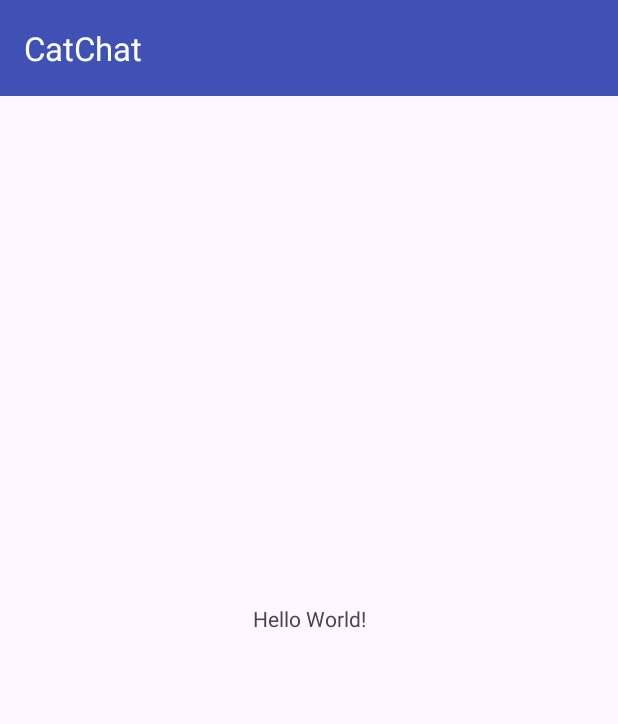
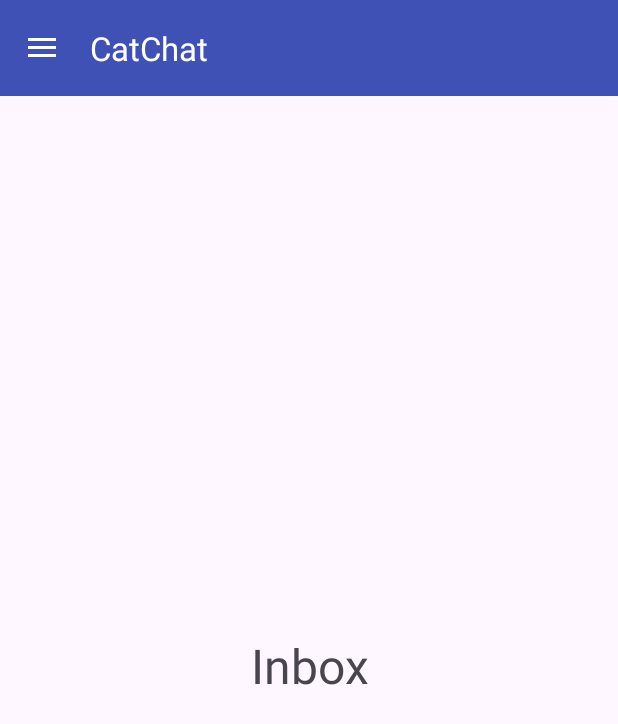
Before and after one commit to Aleksei-L/CatChat, an Android app: the screen it shows after launch (MainActivity), on a phone screen of 412 x 824 dp. Shown: the top 724 px of the screen. Run offline under Robolectric (Android 15) with nearby library versions, the phone set to English and light mode, and no system bars.

Commit message:
Added panel

```diff
--- a/app/src/main/java/com/example/catchat/MainActivity.kt
+++ b/app/src/main/java/com/example/catchat/MainActivity.kt
@@ -1,12 +1,73 @@
 package com.example.catchat
 
+import android.content.Intent
 import android.os.Bundle
+import android.view.MenuItem
+import androidx.appcompat.app.ActionBarDrawerToggle
 import androidx.appcompat.app.AppCompatActivity
+import androidx.appcompat.widget.Toolbar
+import androidx.core.view.GravityCompat
+import androidx.drawerlayout.widget.DrawerLayout
+import androidx.fragment.app.Fragment
+import androidx.fragment.app.FragmentTransaction
+import com.example.catchat.fragment.DraftsFragment
+import com.example.catchat.fragment.InboxFragment
+import com.example.catchat.fragment.SentItemsFragment
+import com.example.catchat.fragment.TrashFragment
+import com.google.android.material.navigation.NavigationView
 
-class MainActivity : AppCompatActivity() {
+class MainActivity : AppCompatActivity(), NavigationView.OnNavigationItemSelectedListener {
 	override fun onCreate(savedInstanceState: Bundle?) {
 		super.onCreate(savedInstanceState)
 		setContentView(R.layout.activity_main)
-		setSupportActionBar(findViewById(R.id.toolbar_main))
+		val toolbar: Toolbar = findViewById(R.id.toolbar_main)
+		setSupportActionBar(toolbar)
+
+		val frag: Fragment = InboxFragment()
+		val ft: FragmentTransaction = supportFragmentManager.beginTransaction()
+		ft.add(R.id.content_frame, frag)
+		ft.commit()
+
+		val drawer: DrawerLayout = findViewById(R.id.drawer_layout)
+		val toggle = ActionBarDrawerToggle(this, drawer, toolbar, R.string.nav_open_drawer, R.string.nav_close_drawer)
+		drawer.addDrawerListener(toggle)
+		toggle.syncState()
+
+		val navigationView: NavigationView = findViewById(R.id.nav_view)
+		navigationView.setNavigationItemSelectedListener(this)
+	}
+
+	override fun onNavigationItemSelected(item: MenuItem): Boolean {
+		val id = item.itemId
+		var fragment: Fragment? = null
+		var intent: Intent? = null
+
+		when (id) {
+			R.id.nav_drafts -> fragment = DraftsFragment()
+			R.id.nav_sent -> fragment = SentItemsFragment()
+			R.id.nav_trash -> fragment = TrashFragment()
+			R.id.nav_help -> intent = Intent(this, HelpActivity::class.java)
+			R.id.nav_feedback -> intent = Intent(this, FeedbackActivity::class.java)
+			else -> fragment = InboxFragment()
+		}
+
+		if (fragment != null) {
+			val ft = supportFragmentManager.beginTransaction()
+			ft.replace(R.id.content_frame, fragment)
+			ft.commit()
+		}
+		else {
+			startActivity(intent)
+		}
+		findViewById<DrawerLayout>(R.id.drawer_layout).closeDrawer(GravityCompat.START)
+		return true
+	}
+
+	override fun onBackPressed() {
+		val drawer: DrawerLayout = findViewById(R.id.drawer_layout)
+		if (drawer.isDrawerOpen(GravityCompat.START))
+			drawer.closeDrawer(GravityCompat.START)
+		else
+			super.onBackPressed()
 	}
 }
--- /dev/null
+++ b/app/src/main/res/drawable/round_delete_24.xml
@@ -0,0 +1,10 @@
+<vector xmlns:android="http://schemas.android.com/apk/res/android"
+    android:width="24dp"
+    android:height="24dp"
+    android:tint="#000000"
+    android:viewportWidth="24"
+    android:viewportHeight="24">
+    <path
+        android:fillColor="@android:color/white"
+        android:pathData="M6,19c0,1.1 0.9,2 2,2h8c1.1,0 2,-0.9 2,-2V9c0,-1.1 -0.9,-2 -2,-2H8c-1.1,0 -2,0.9 -2,2v10zM18,4h-2.5l-0.71,-0.71c-0.18,-0.18 -0.44,-0.29 -0.7,-0.29H9.91c-0.26,0 -0.52,0.11 -0.7,0.29L8.5,4H6c-0.55,0 -1,0.45 -1,1s0.45,1 1,1h12c0.55,0 1,-0.45 1,-1s-0.45,-1 -1,-1z" />
+</vector>
--- a/app/src/main/res/layout/activity_main.xml
+++ b/app/src/main/res/layout/activity_main.xml
@@ -1,24 +1,34 @@
 <?xml version="1.0" encoding="utf-8"?>
-<androidx.constraintlayout.widget.ConstraintLayout xmlns:android="http://schemas.android.com/apk/res/android"
+<androidx.drawerlayout.widget.DrawerLayout xmlns:android="http://schemas.android.com/apk/res/android"
     xmlns:app="http://schemas.android.com/apk/res-auto"
     xmlns:tools="http://schemas.android.com/tools"
+    android:id="@+id/drawer_layout"
     android:layout_width="match_parent"
     android:layout_height="match_parent"
     tools:context=".MainActivity">
 
-    <include
-        android:id="@+id/toolbar_main"
-        layout="@layout/toolbar_main"
-        app:layout_constraintStart_toStartOf="parent"
-        app:layout_constraintTop_toTopOf="parent" />
+    <LinearLayout
+        android:layout_width="match_parent"
+        android:layout_height="match_parent"
+        android:orientation="vertical">
 
-    <TextView
+        <include
+            android:id="@+id/toolbar_main"
+            layout="@layout/toolbar_main" />
+
+        <FrameLayout
+            android:id="@+id/content_frame"
+            android:layout_width="match_parent"
+            android:layout_height="match_parent" />
+
+    </LinearLayout>
+
+    <com.google.android.material.navigation.NavigationView
+        android:id="@+id/nav_view"
         android:layout_width="wrap_content"
-        android:layout_height="wrap_content"
-        android:text="Hello World!"
-        app:layout_constraintBottom_toBottomOf="parent"
-        app:layout_constraintEnd_toEndOf="parent"
-        app:layout_constraintStart_toStartOf="parent"
-        app:layout_constraintTop_toTopOf="@id/toolbar_main" />
+        android:layout_height="match_parent"
+        android:layout_gravity="start"
+        app:headerLayout="@layout/nav_header"
+        app:menu="@menu/menu_nav" />
 
-</androidx.constraintlayout.widget.ConstraintLayout>
+</androidx.drawerlayout.widget.DrawerLayout>
--- a/app/src/main/res/menu/menu_nav.xml
+++ b/app/src/main/res/menu/menu_nav.xml
@@ -19,7 +19,7 @@
 
         <item
             android:id="@+id/nav_trash"
-            android:icon="@android:drawable/ic_delete"
+            android:icon="@drawable/round_delete_24"
             android:title="@string/nav_trash" />
 
     </group>
--- a/app/src/main/res/values/strings.xml
+++ b/app/src/main/res/values/strings.xml
@@ -8,4 +8,6 @@
     <string name="nav_support">Support</string>
     <string name="nav_help">Halp</string>
     <string name="nav_feedback">Giv us feedback</string>
+    <string name="nav_open_drawer">Open navigation drawer</string>
+    <string name="nav_close_drawer">Close navigation drawer</string>
 </resources>
```
